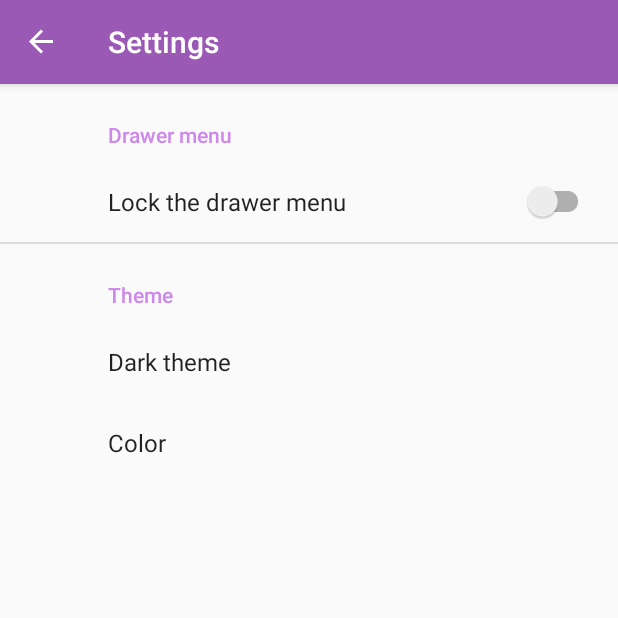
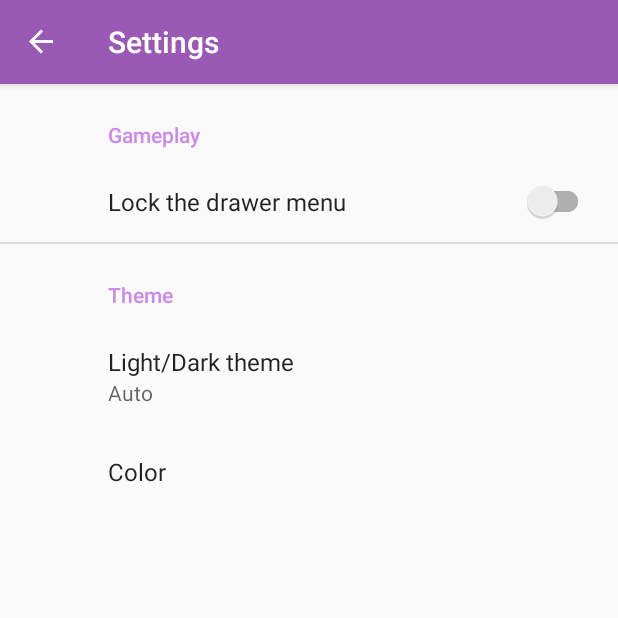
Before and after one commit to stephanemathis/towerhanoiv2, an Android app: the screen it shows after launch (MainActivity), in the side drawer, after a tap on "Settings", on a phone screen of 412 x 824 dp, the top half of it. Run offline under Robolectric (Android 15) with nearby library versions, the phone set to English and light mode, and no system bars; our stand-ins replace androidx.preference, navigation-ui; libraries missing offline, so code that uses them is left out: dev.sasikanth.colorsheet; pictures from the network do not load; 4 statements that could not run were skipped.

Commit message:
Affecttaion du thème Auto par défaut + renommage dans les settings

```diff
--- a/app/src/main/java/fr/mathis/tourhanoipro/AppApplication.java
+++ b/app/src/main/java/fr/mathis/tourhanoipro/AppApplication.java
@@ -12,6 +12,10 @@ public class AppApplication extends android.app.Application {
     @Override
     public void onCreate() {
         super.onCreate();
+
+        String currentThemeMode = PrefHelper.ReadString(this, PrefHelper.KEY_DARK_THEME, null);
+        if(currentThemeMode == null)
+            PrefHelper.SaveString(this, PrefHelper.KEY_DARK_THEME, "auto");
 
         Tools.updateThemeMode(this);
 
--- a/app/src/main/java/fr/mathis/tourhanoipro/core/tools/PrefHelper.java
+++ b/app/src/main/java/fr/mathis/tourhanoipro/core/tools/PrefHelper.java
@@ -36,9 +36,15 @@ public class PrefHelper {
         editor.commit();
     }
 
-
     public static String ReadString(Context context, String key, String defaultValue) {
         SharedPreferences mgr = PreferenceManager.getDefaultSharedPreferences(context);
         return mgr.getString(key, defaultValue);
     }
+
+    public static void SaveString(Context context, String key, String value) {
+        SharedPreferences mgr = PreferenceManager.getDefaultSharedPreferences(context);
+        SharedPreferences.Editor editor = mgr.edit();
+        editor.putString(key, value);
+        editor.commit();
+    }
 }
--- a/app/src/main/res/values/strings.xml
+++ b/app/src/main/res/values/strings.xml
@@ -27,11 +27,12 @@
     <string name="pref_drawer_touch_off">You can swipe to open the menu</string>
     <string name="pref_drawer_touch_on">You need to click on the menu icon to open it</string>
     <string name="pref_theme_title">Theme</string>
-    <string name="pref_theme_dark">Dark theme</string>
-    <string name="pref_theme_dark_option_dark">Night mode</string>
+    <string name="pref_theme_dark">Light/Dark theme</string>
+    <string name="pref_theme_dark_option_dark">Dark mode</string>
     <string name="pref_theme_dark_option_light">Light mode</string>
     <string name="pref_theme_style">Color</string>
     <string name="pref_key_color">prefKeyColor</string>
+    <string name="pref_gameplay">Gameplay</string>
 
     <string name="quick_touch_enable">Enable Quick touch mode</string>
     <string name="quick_touch_delete">Disable quick touch mode</string>
--- a/app/src/main/res/xml/settings.xml
+++ b/app/src/main/res/xml/settings.xml
@@ -1,27 +1,29 @@
 <?xml version="1.0" encoding="utf-8"?>
-<PreferenceScreen xmlns:android="http://schemas.android.com/apk/res/android">
+<PreferenceScreen xmlns:android="http://schemas.android.com/apk/res/android"
+    xmlns:app="http://schemas.android.com/apk/res-auto">
 
 
-    <PreferenceCategory android:title="@string/pref_drawer_title">
-
-    </PreferenceCategory>
+    <PreferenceCategory android:title="@string/pref_gameplay">
         <SwitchPreferenceCompat
             android:defaultValue="false"
             android:key="pref_key_drawer_touch_enabled"
             android:switchTextOff="@string/pref_drawer_touch_off"
             android:switchTextOn="@string/pref_drawer_touch_on"
             android:title="@string/pref_drawer_touch" />
+    </PreferenceCategory>
+
     <PreferenceCategory android:title="@string/pref_theme_title">
-
-    </PreferenceCategory>
         <ListPreference
             android:defaultValue="false"
             android:entries="@array/dark_modes"
             android:entryValues="@array/dark_modes_values"
             android:key="pref_key_dark_theme"
-        android:title="@string/pref_theme_dark" />
+            android:title="@string/pref_theme_dark"
+            app:useSimpleSummaryProvider="true"/>
         <Preference
             android:id="@+id/prefThemeStyle"
             android:title="@string/pref_theme_style"
             android:key="@string/pref_key_color"></Preference>
+    </PreferenceCategory>
+
 </PreferenceScreen>
```
Also changed, not shown: 1 other file. Lines whose indentation alone changed are shown as unchanged.
